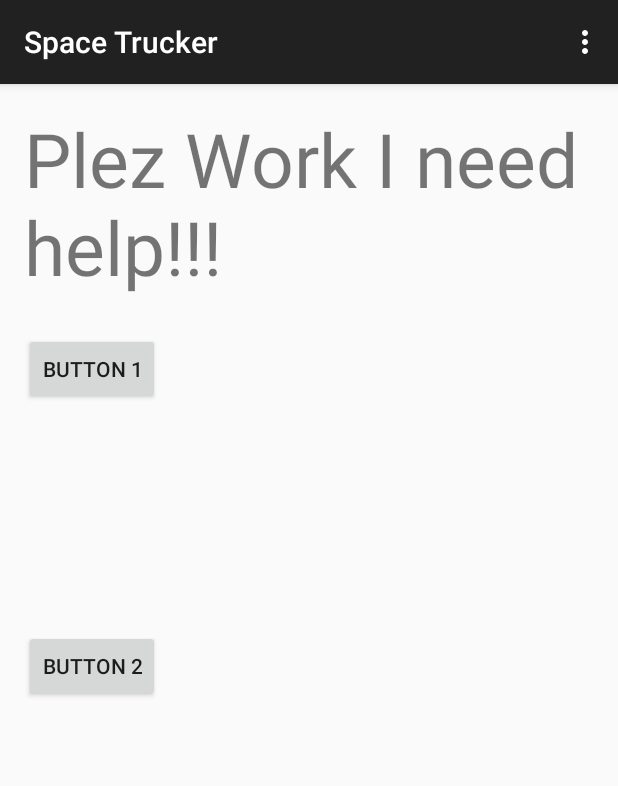
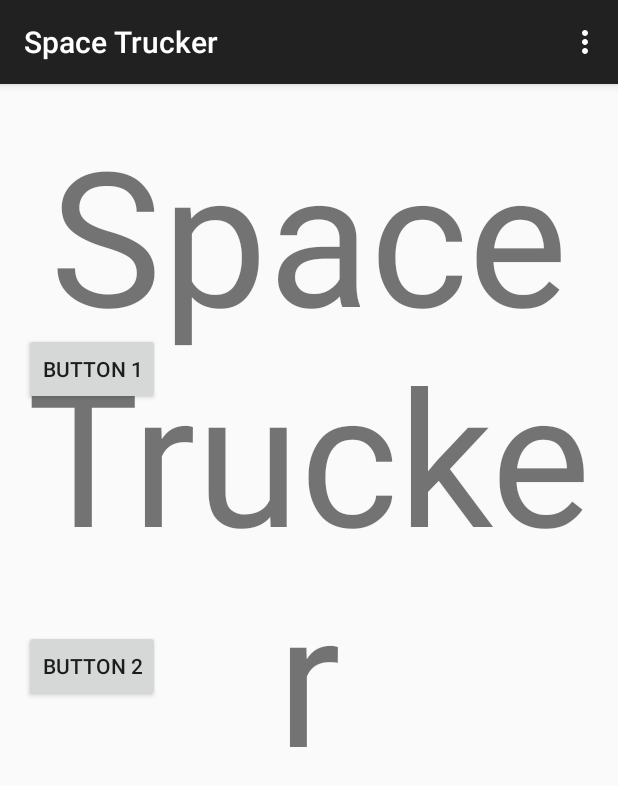
Before and after one commit to AdamHarryDoug/SpaceTrucker, an Android app: the screen it shows after launch (StartMenu), on a phone screen of 412 x 824 dp. Shown: the top 786 px of the screen. Run offline under Robolectric (Android 15) with nearby library versions, the phone set to English and light mode, and no system bars; 1 statement that could not run was skipped.

```diff
--- a/app/src/main/java/com/example/mvhwhinnery/spacetrucker/StartMenu.java
+++ b/app/src/main/java/com/example/mvhwhinnery/spacetrucker/StartMenu.java
@@ -23,6 +23,7 @@ public class StartMenu extends ActionBarActivity {
         setContentView(R.layout.activity_start_menu);
 
         btn1 = (Button) findViewById(R.id.btn1);
+        back.setBackgroundColor(Color.BLUE);
         back = (RelativeLayout) findViewById(R.id.backround);
         btn1.setOnClickListener(new View.OnClickListener() {
             @Override
--- a/app/src/main/res/layout/activity_start_menu.xml
+++ b/app/src/main/res/layout/activity_start_menu.xml
@@ -1,16 +1,23 @@
-<RelativeLayout xmlns:android="http://schemas.android.com/apk/res/android"
-    xmlns:tools="http://schemas.android.com/tools" android:layout_width="match_parent"
-    android:layout_height="match_parent" android:paddingLeft="@dimen/activity_horizontal_margin"
+<RelativeLayout
+    xmlns:android="http://schemas.android.com/apk/res/android"
+    xmlns:tools="http://schemas.android.com/tools"
+    android:layout_width="match_parent"
+    android:layout_height="match_parent"
+    android:paddingLeft="@dimen/activity_horizontal_margin"
     android:paddingRight="@dimen/activity_horizontal_margin"
     android:paddingTop="@dimen/activity_vertical_margin"
-    android:paddingBottom="@dimen/activity_vertical_margin" tools:context=".StartMenu"
+    android:paddingBottom="@dimen/activity_vertical_margin"
+
+    tools:context=".StartMenu"
     android:id="@+id/backround">
 
     <TextView
-        android:text="Plez Work I need help!!!"
+        android:text="Space Trucker"
         android:layout_width="wrap_content"
         android:layout_height="wrap_content"
-        android:textSize="50sp"/>
+        android:textSize="125sp"
+        android:gravity="center"
+        android:layout_gtavity="center"/>
     <Button
         android:id="@+id/btn1"
         android:layout_width="wrap_content"
```
